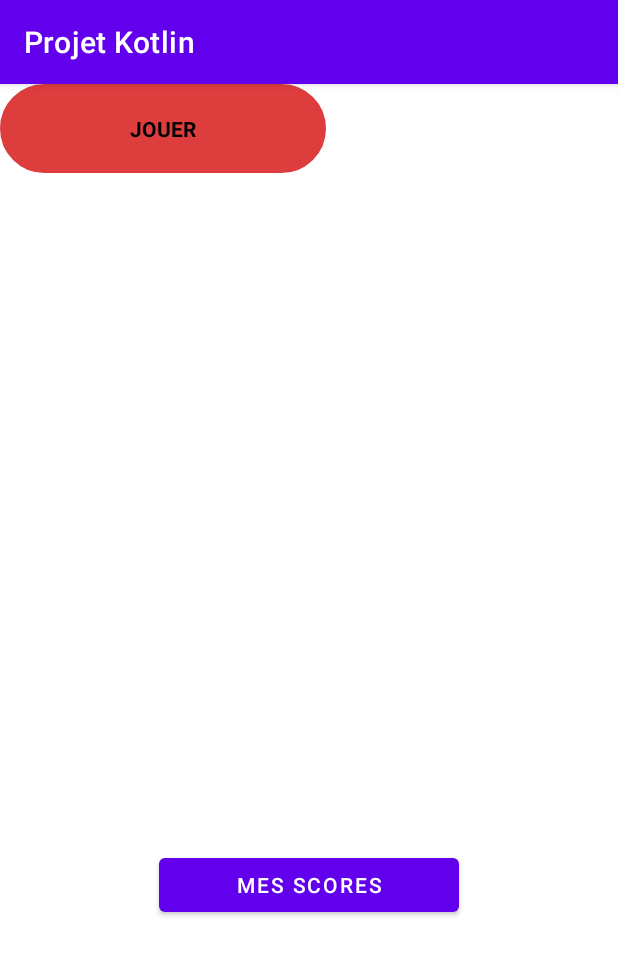
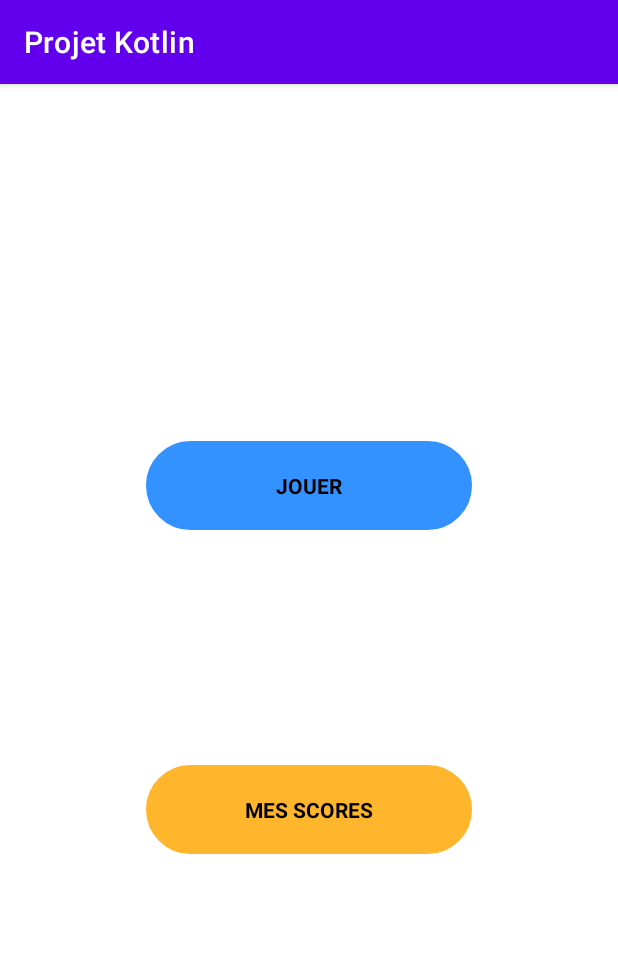
Before and after one commit to axellesolignac/ProjetKotlin, an Android app: the QuizPageActivity screen opened directly, with no data from a screen before it, on a phone screen of 412 x 824 dp. Shown: the top 955 px of the screen. Run offline under Robolectric (Android 15) with nearby library versions, the phone set to English and light mode, and no system bars.

Commit message:
Ajout des boutons de couleur

```diff
--- a/app/src/main/res/drawable/radius.xml
+++ b/app/src/main/res/drawable/radius_blue.xml
@@ -2,11 +2,11 @@
 <shape xmlns:android="http://schemas.android.com/apk/res/android">
     <stroke
         android:width="4dp"
-        android:color="#de3d3d" />
+        android:color="#3392FF" />
 
     // the inside color
     <solid
-        android:color="#de3d3d"
+        android:color="#3392FF"
         />
 
     <corners android:radius="360dp" />
--- /dev/null
+++ b/app/src/main/res/drawable/radius_orange.xml
@@ -0,0 +1,20 @@
+<?xml version="1.0" encoding="utf-8"?>
+<shape xmlns:android="http://schemas.android.com/apk/res/android">
+    <stroke
+        android:width="4dp"
+        android:color="#FFB52C" />
+
+    // the inside color
+    <solid
+        android:color="#FFB52C"
+        />
+
+    <corners android:radius="360dp" />
+
+    <padding
+        android:left="20dp"
+        android:top="10dp"
+        android:right="20dp"
+        android:bottom="10dp"    >
+    </padding>
+</shape>
--- a/app/src/main/res/layout/activity_quiz_page.xml
+++ b/app/src/main/res/layout/activity_quiz_page.xml
@@ -6,31 +6,48 @@
     android:layout_height="match_parent"
     tools:context=".QuizPageActivity">
 
-    <Button
-        android:id="@+id/btn_score"
-        android:layout_width="200dp"
-        android:layout_height="wrap_content"
-        android:layout_marginStart="105dp"
-        android:layout_marginEnd="106dp"
-        android:layout_marginBottom="210dp"
-        android:onClick="onClickBtnScore"
-        android:text="@string/btn_score"
-        app:layout_constraintBottom_toBottomOf="parent"
-        app:layout_constraintEnd_toEndOf="parent"
-        app:layout_constraintStart_toStartOf="parent" />
-
     <TextView
         android:id="@+id/btn_play"
         android:layout_width="217dp"
         android:layout_height="59dp"
-        android:background="@drawable/radius"
+        android:layout_marginStart="97dp"
+        android:layout_marginTop="181dp"
+        android:layout_marginEnd="97dp"
+        android:layout_marginBottom="50dp"
+        android:background="@drawable/radius_blue"
         android:gravity="center"
+        android:onClick="onClickBtnPlay"
         android:text="@string/btn_play"
         android:textAlignment="center"
         android:textColor="@color/black"
+        android:textColorLink="#009688"
         android:textStyle="bold"
-        tools:ignore="MissingConstraints"
-        tools:layout_editor_absoluteX="97dp"
-        tools:layout_editor_absoluteY="182dp" />
+        app:layout_constraintBottom_toTopOf="@+id/btn_score"
+        app:layout_constraintEnd_toEndOf="parent"
+        app:layout_constraintStart_toStartOf="parent"
+        app:layout_constraintTop_toTopOf="parent"
+        tools:ignore="MissingConstraints" />
+
+    <TextView
+        android:id="@+id/btn_score"
+        android:layout_width="217dp"
+        android:layout_height="59dp"
+        android:layout_marginStart="97dp"
+        android:layout_marginTop="50dp"
+        android:layout_marginEnd="97dp"
+        android:layout_marginBottom="198dp"
+        android:background="@drawable/radius_orange"
+        android:gravity="center"
+        android:onClick="onClickBtnScore"
+        android:text="@string/btn_score"
+        android:textAlignment="center"
+        android:textColor="@color/black"
+        android:textColorLink="#009688"
+        android:textStyle="bold"
+        app:layout_constraintBottom_toBottomOf="parent"
+        app:layout_constraintEnd_toEndOf="parent"
+        app:layout_constraintStart_toStartOf="parent"
+        app:layout_constraintTop_toBottomOf="@+id/btn_play"
+        tools:ignore="MissingConstraints" />
 
 </androidx.constraintlayout.widget.ConstraintLayout>
```
